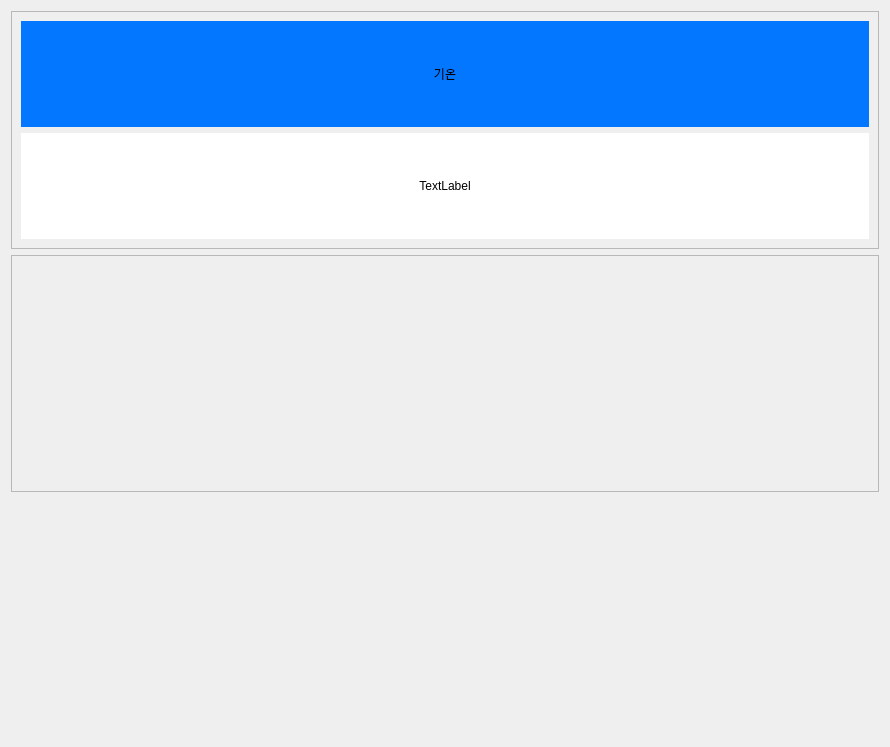
Above: lcd_weather.ui from fasthyun/lcd_weather before the change. Below: the same form after it.
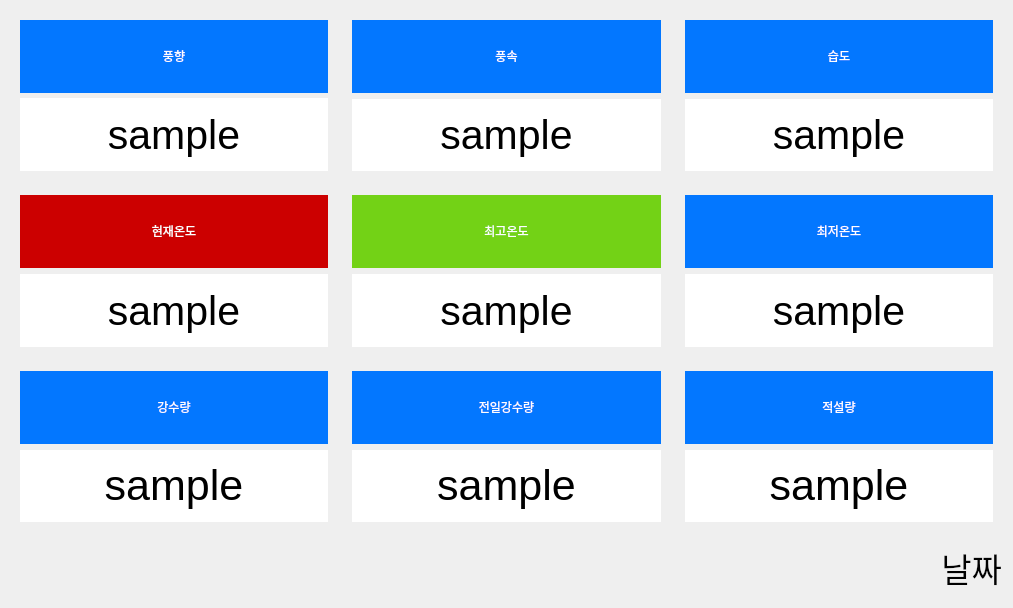
That is the form after the change. Icons and pictures are not drawn.

```diff
--- a/lcd_weather.ui
+++ b/lcd_weather.ui
@@ -6,33 +6,374 @@
    <rect>
     <x>0</x>
     <y>0</y>
-    <width>890</width>
-    <height>747</height>
+    <width>1013</width>
+    <height>608</height>
    </rect>
   </property>
   <property name="windowTitle">
-   <string>Form</string>
+   <string>Weather report</string>
+  </property>
+  <property name="styleSheet">
+   <string notr="true">#mainForm{
+background-image: url(:/image/sky_blue2.jpeg) 0 0 0 0 stretch stretch;
+}
+</string>
   </property>
   <layout class="QGridLayout" name="gridLayout_2">
+   <item row="3" column="1">
+    <widget class="QFrame" name="frame_6">
+     <property name="frameShape">
+      <enum>QFrame::NoFrame</enum>
+     </property>
+     <property name="frameShadow">
+      <enum>QFrame::Raised</enum>
+     </property>
+     <layout class="QVBoxLayout" name="verticalLayout_5">
+      <item>
+       <widget class="QLabel" name="label_9">
+        <property name="autoFillBackground">
+         <bool>false</bool>
+        </property>
+        <property name="styleSheet">
+         <string notr="true">background-color: rgb(114, 159, 207);
+background-color: rgb(3, 119, 255);
+color: rgb(255, 255, 255);</string>
+        </property>
+        <property name="text">
+         <string notr="true">전일강수량</string>
+        </property>
+        <property name="textFormat">
+         <enum>Qt::RichText</enum>
+        </property>
+        <property name="scaledContents">
+         <bool>true</bool>
+        </property>
+        <property name="alignment">
+         <set>Qt::AlignCenter</set>
+        </property>
+       </widget>
+      </item>
+      <item>
+       <widget class="QLabel" name="label_10">
+        <property name="font">
+         <font>
+          <family>Cantarell</family>
+          <pointsize>32</pointsize>
+          <weight>50</weight>
+          <italic>false</italic>
+          <bold>false</bold>
+         </font>
+        </property>
+        <property name="styleSheet">
+         <string notr="true">background-color: rgb(255, 255, 255);
+font: 10% &quot;Cantarell&quot;;</string>
+        </property>
+        <property name="text">
+         <string>sample</string>
+        </property>
+        <property name="textFormat">
+         <enum>Qt::RichText</enum>
+        </property>
+        <property name="scaledContents">
+         <bool>true</bool>
+        </property>
+        <property name="alignment">
+         <set>Qt::AlignCenter</set>
+        </property>
+        <property name="margin">
+         <number>7</number>
+        </property>
+       </widget>
+      </item>
+     </layout>
+    </widget>
+   </item>
    <item row="1" column="0">
-    <widget class="QFrame" name="frame_2">
+    <widget class="QFrame" name="frame_4">
      <property name="frameShape">
-      <enum>QFrame::StyledPanel</enum>
+      <enum>QFrame::NoFrame</enum>
      </property>
      <property name="frameShadow">
       <enum>QFrame::Raised</enum>
      </property>
+     <layout class="QVBoxLayout" name="verticalLayout_3">
+      <item>
+       <widget class="QLabel" name="label_5">
+        <property name="autoFillBackground">
+         <bool>false</bool>
+        </property>
+        <property name="styleSheet">
+         <string notr="true">background-color: rgb(204, 0, 0);
+color: rgb(255, 255, 255);</string>
+        </property>
+        <property name="text">
+         <string notr="true">현재온도</string>
+        </property>
+        <property name="textFormat">
+         <enum>Qt::RichText</enum>
+        </property>
+        <property name="scaledContents">
+         <bool>true</bool>
+        </property>
+        <property name="alignment">
+         <set>Qt::AlignCenter</set>
+        </property>
+       </widget>
+      </item>
+      <item>
+       <widget class="QLabel" name="label_temp">
+        <property name="font">
+         <font>
+          <family>Cantarell</family>
+          <pointsize>31</pointsize>
+          <weight>50</weight>
+          <italic>false</italic>
+          <bold>false</bold>
+         </font>
+        </property>
+        <property name="styleSheet">
+         <string notr="true">background-color: rgb(255, 255, 255);
+font: 10% &quot;Cantarell&quot;;</string>
+        </property>
+        <property name="text">
+         <string>sample</string>
+        </property>
+        <property name="textFormat">
+         <enum>Qt::RichText</enum>
+        </property>
+        <property name="scaledContents">
+         <bool>true</bool>
+        </property>
+        <property name="alignment">
+         <set>Qt::AlignCenter</set>
+        </property>
+        <property name="margin">
+         <number>7</number>
+        </property>
+       </widget>
+      </item>
+     </layout>
+    </widget>
+   </item>
+   <item row="0" column="2">
+    <widget class="QFrame" name="frame_7">
+     <property name="frameShape">
+      <enum>QFrame::NoFrame</enum>
+     </property>
+     <property name="frameShadow">
+      <enum>QFrame::Raised</enum>
+     </property>
+     <layout class="QVBoxLayout" name="verticalLayout_6">
+      <item>
+       <widget class="QLabel" name="label_title">
+        <property name="autoFillBackground">
+         <bool>false</bool>
+        </property>
+        <property name="styleSheet">
+         <string notr="true">background-color: rgb(114, 159, 207);
+background-color: rgb(3, 119, 255);
+color: rgb(255, 255, 255);</string>
+        </property>
+        <property name="text">
+         <string notr="true">습도</string>
+        </property>
+        <property name="textFormat">
+         <enum>Qt::RichText</enum>
+        </property>
+        <property name="scaledContents">
+         <bool>true</bool>
+        </property>
+        <property name="alignment">
+         <set>Qt::AlignCenter</set>
+        </property>
+       </widget>
+      </item>
+      <item>
+       <widget class="QLabel" name="label_hum">
+        <property name="font">
+         <font>
+          <family>Cantarell</family>
+          <pointsize>31</pointsize>
+          <weight>50</weight>
+          <italic>false</italic>
+          <bold>false</bold>
+         </font>
+        </property>
+        <property name="styleSheet">
+         <string notr="true">background-color: rgb(255, 255, 255);
+font: 10% &quot;Cantarell&quot;;</string>
+        </property>
+        <property name="text">
+         <string>sample</string>
+        </property>
+        <property name="textFormat">
+         <enum>Qt::RichText</enum>
+        </property>
+        <property name="scaledContents">
+         <bool>true</bool>
+        </property>
+        <property name="alignment">
+         <set>Qt::AlignCenter</set>
+        </property>
+        <property name="margin">
+         <number>7</number>
+        </property>
+       </widget>
+      </item>
+     </layout>
+    </widget>
+   </item>
+   <item row="0" column="1">
+    <widget class="QFrame" name="frame_3">
+     <property name="frameShape">
+      <enum>QFrame::NoFrame</enum>
+     </property>
+     <property name="frameShadow">
+      <enum>QFrame::Raised</enum>
+     </property>
+     <layout class="QVBoxLayout" name="verticalLayout_2">
+      <item>
+       <widget class="QLabel" name="label_title_2">
+        <property name="autoFillBackground">
+         <bool>false</bool>
+        </property>
+        <property name="styleSheet">
+         <string notr="true">background-color: rgb(114, 159, 207);
+background-color: rgb(3, 119, 255);
+color: rgb(255, 255, 255);</string>
+        </property>
+        <property name="text">
+         <string notr="true">풍속</string>
+        </property>
+        <property name="textFormat">
+         <enum>Qt::RichText</enum>
+        </property>
+        <property name="scaledContents">
+         <bool>true</bool>
+        </property>
+        <property name="alignment">
+         <set>Qt::AlignCenter</set>
+        </property>
+       </widget>
+      </item>
+      <item>
+       <widget class="QLabel" name="label_wind_speed">
+        <property name="font">
+         <font>
+          <family>Cantarell</family>
+          <pointsize>31</pointsize>
+          <weight>50</weight>
+          <italic>false</italic>
+          <bold>false</bold>
+         </font>
+        </property>
+        <property name="styleSheet">
+         <string notr="true">background-color: rgb(255, 255, 255);
+font: 10% &quot;Cantarell&quot;;</string>
+        </property>
+        <property name="text">
+         <string>sample</string>
+        </property>
+        <property name="textFormat">
+         <enum>Qt::RichText</enum>
+        </property>
+        <property name="scaledContents">
+         <bool>true</bool>
+        </property>
+        <property name="alignment">
+         <set>Qt::AlignCenter</set>
+        </property>
+        <property name="margin">
+         <number>7</number>
+        </property>
+       </widget>
+      </item>
+     </layout>
+    </widget>
+   </item>
+   <item row="1" column="2">
+    <widget class="QFrame" name="frame_8">
+     <property name="frameShape">
+      <enum>QFrame::NoFrame</enum>
+     </property>
+     <property name="frameShadow">
+      <enum>QFrame::Raised</enum>
+     </property>
+     <layout class="QVBoxLayout" name="verticalLayout_7">
+      <item>
+       <widget class="QLabel" name="label_13">
+        <property name="autoFillBackground">
+         <bool>false</bool>
+        </property>
+        <property name="styleSheet">
+         <string notr="true">background-color: rgb(114, 159, 207);
+background-color: rgb(3, 119, 255);
+color: rgb(255, 255, 255);</string>
+        </property>
+        <property name="text">
+         <string notr="true">최저온도</string>
+        </property>
+        <property name="textFormat">
+         <enum>Qt::RichText</enum>
+        </property>
+        <property name="scaledContents">
+         <bool>true</bool>
+        </property>
+        <property name="alignment">
+         <set>Qt::AlignCenter</set>
+        </property>
+       </widget>
+      </item>
+      <item>
+       <widget class="QLabel" name="label_temp_low">
+        <property name="font">
+         <font>
+          <family>Cantarell</family>
+          <pointsize>31</pointsize>
+          <weight>50</weight>
+          <italic>false</italic>
+          <bold>false</bold>
+         </font>
+        </property>
+        <property name="styleSheet">
+         <string notr="true">background-color: rgb(255, 255, 255);
+font: 10% &quot;Cantarell&quot;;</string>
+        </property>
+        <property name="text">
+         <string>sample</string>
+        </property>
+        <property name="textFormat">
+         <enum>Qt::RichText</enum>
+        </property>
+        <property name="scaledContents">
+         <bool>true</bool>
+        </property>
+        <property name="alignment">
+         <set>Qt::AlignCenter</set>
+        </property>
+        <property name="margin">
+         <number>7</number>
+        </property>
+       </widget>
+      </item>
+     </layout>
     </widget>
    </item>
    <item row="0" column="0">
     <widget class="QFrame" name="frame">
      <property name="frameShape">
-      <enum>QFrame::StyledPanel</enum>
+      <enum>QFrame::NoFrame</enum>
      </property>
      <property name="frameShadow">
-      <enum>QFrame::Raised</enum>
+      <enum>QFrame::Plain</enum>
+     </property>
+     <property name="lineWidth">
+      <number>6</number>
      </property>
      <layout class="QVBoxLayout" name="verticalLayout">
+      <property name="spacing">
+       <number>5</number>
+      </property>
       <item>
        <widget class="QLabel" name="label">
         <property name="autoFillBackground">
@@ -41,10 +382,10 @@
         <property name="styleSheet">
          <string notr="true">background-color: rgb(114, 159, 207);
 background-color: rgb(3, 119, 255);
-</string>
+color: rgb(255, 255, 255);</string>
         </property>
         <property name="text">
-         <string notr="true">기온</string>
+         <string notr="true">풍향</string>
         </property>
         <property name="textFormat">
          <enum>Qt::RichText</enum>
@@ -62,6 +403,7 @@
         <property name="font">
          <font>
           <family>Cantarell</family>
+          <pointsize>31</pointsize>
           <weight>50</weight>
           <italic>false</italic>
           <bold>false</bold>
@@ -72,7 +414,7 @@
 font: 10% &quot;Cantarell&quot;;</string>
         </property>
         <property name="text">
-         <string>TextLabel</string>
+         <string>sample</string>
         </property>
         <property name="textFormat">
          <enum>Qt::RichText</enum>
@@ -91,8 +433,235 @@
      </layout>
     </widget>
    </item>
-   <item row="2" column="0">
-    <widget class="QWidget" name="widget" native="true"/>
+   <item row="3" column="2">
+    <widget class="QFrame" name="frame_9">
+     <property name="frameShape">
+      <enum>QFrame::NoFrame</enum>
+     </property>
+     <property name="frameShadow">
+      <enum>QFrame::Raised</enum>
+     </property>
+     <layout class="QVBoxLayout" name="verticalLayout_8">
+      <item>
+       <widget class="QLabel" name="label_15">
+        <property name="autoFillBackground">
+         <bool>false</bool>
+        </property>
+        <property name="styleSheet">
+         <string notr="true">background-color: rgb(114, 159, 207);
+background-color: rgb(3, 119, 255);
+color: rgb(255, 255, 255);</string>
+        </property>
+        <property name="text">
+         <string notr="true">적설량</string>
+        </property>
+        <property name="textFormat">
+         <enum>Qt::RichText</enum>
+        </property>
+        <property name="scaledContents">
+         <bool>true</bool>
+        </property>
+        <property name="alignment">
+         <set>Qt::AlignCenter</set>
+        </property>
+       </widget>
+      </item>
+      <item>
+       <widget class="QLabel" name="label_16">
+        <property name="font">
+         <font>
+          <family>Cantarell</family>
+          <pointsize>32</pointsize>
+          <weight>50</weight>
+          <italic>false</italic>
+          <bold>false</bold>
+         </font>
+        </property>
+        <property name="styleSheet">
+         <string notr="true">background-color: rgb(255, 255, 255);
+font: 10% &quot;Cantarell&quot;;</string>
+        </property>
+        <property name="text">
+         <string>sample</string>
+        </property>
+        <property name="textFormat">
+         <enum>Qt::RichText</enum>
+        </property>
+        <property name="scaledContents">
+         <bool>true</bool>
+        </property>
+        <property name="alignment">
+         <set>Qt::AlignCenter</set>
+        </property>
+        <property name="margin">
+         <number>7</number>
+        </property>
+       </widget>
+      </item>
+     </layout>
+    </widget>
+   </item>
+   <item row="1" column="1">
+    <widget class="QFrame" name="frame_2">
+     <property name="frameShape">
+      <enum>QFrame::NoFrame</enum>
+     </property>
+     <property name="frameShadow">
+      <enum>QFrame::Raised</enum>
+     </property>
+     <layout class="QVBoxLayout" name="verticalLayout_9">
+      <item>
+       <widget class="QLabel" name="label_17">
+        <property name="autoFillBackground">
+         <bool>false</bool>
+        </property>
+        <property name="styleSheet">
+         <string notr="true">background-color: rgb(115, 210, 22);
+color: rgb(255, 255, 255);</string>
+        </property>
+        <property name="text">
+         <string notr="true">최고온도</string>
+        </property>
+        <property name="textFormat">
+         <enum>Qt::RichText</enum>
+        </property>
+        <property name="scaledContents">
+         <bool>true</bool>
+        </property>
+        <property name="alignment">
+         <set>Qt::AlignCenter</set>
+        </property>
+       </widget>
+      </item>
+      <item>
+       <widget class="QLabel" name="label_temp_high">
+        <property name="font">
+         <font>
+          <family>Cantarell</family>
+          <pointsize>31</pointsize>
+          <weight>50</weight>
+          <italic>false</italic>
+          <bold>false</bold>
+         </font>
+        </property>
+        <property name="styleSheet">
+         <string notr="true">background-color: rgb(255, 255, 255);
+font: 10% &quot;Cantarell&quot;;</string>
+        </property>
+        <property name="text">
+         <string>sample</string>
+        </property>
+        <property name="textFormat">
+         <enum>Qt::RichText</enum>
+        </property>
+        <property name="scaledContents">
+         <bool>true</bool>
+        </property>
+        <property name="alignment">
+         <set>Qt::AlignCenter</set>
+        </property>
+        <property name="margin">
+         <number>7</number>
+        </property>
+       </widget>
+      </item>
+     </layout>
+    </widget>
+   </item>
+   <item row="3" column="0">
+    <widget class="QFrame" name="frame_5">
+     <property name="frameShape">
+      <enum>QFrame::NoFrame</enum>
+     </property>
+     <property name="frameShadow">
+      <enum>QFrame::Raised</enum>
+     </property>
+     <layout class="QVBoxLayout" name="verticalLayout_4">
+      <item>
+       <widget class="QLabel" name="label_7">
+        <property name="autoFillBackground">
+         <bool>false</bool>
+        </property>
+        <property name="styleSheet">
+         <string notr="true">background-color: rgb(114, 159, 207);
+background-color: rgb(3, 119, 255);
+color: rgb(255, 255, 255);</string>
+        </property>
+        <property name="text">
+         <string notr="true">강수량</string>
+        </property>
+        <property name="textFormat">
+         <enum>Qt::RichText</enum>
+        </property>
+        <property name="scaledContents">
+         <bool>true</bool>
+        </property>
+        <property name="alignment">
+         <set>Qt::AlignCenter</set>
+        </property>
+       </widget>
+      </item>
+      <item>
+       <widget class="QLabel" name="label_8">
+        <property name="font">
+         <font>
+          <family>Cantarell</family>
+          <pointsize>32</pointsize>
+          <weight>50</weight>
+          <italic>false</italic>
+          <bold>false</bold>
+         </font>
+        </property>
+        <property name="styleSheet">
+         <string notr="true">background-color: rgb(255, 255, 255);
+font: 10% &quot;Cantarell&quot;;</string>
+        </property>
+        <property name="text">
+         <string>sample</string>
+        </property>
+        <property name="textFormat">
+         <enum>Qt::RichText</enum>
+        </property>
+        <property name="scaledContents">
+         <bool>true</bool>
+        </property>
+        <property name="alignment">
+         <set>Qt::AlignCenter</set>
+        </property>
+        <property name="margin">
+         <number>7</number>
+        </property>
+       </widget>
+      </item>
+     </layout>
+    </widget>
+   </item>
+   <item row="4" column="1" colspan="2">
+    <widget class="QLabel" name="label_date">
+     <property name="minimumSize">
+      <size>
+       <width>0</width>
+       <height>19</height>
+      </size>
+     </property>
+     <property name="maximumSize">
+      <size>
+       <width>16777215</width>
+       <height>60</height>
+      </size>
+     </property>
+     <property name="font">
+      <font>
+       <pointsize>25</pointsize>
+      </font>
+     </property>
+     <property name="text">
+      <string>날짜</string>
+     </property>
+     <property name="alignment">
+      <set>Qt::AlignRight|Qt::AlignTrailing|Qt::AlignVCenter</set>
+     </property>
+    </widget>
    </item>
   </layout>
  </widget>
```
Left out of the diff: 12 changed lines with no effect on the pictures.
